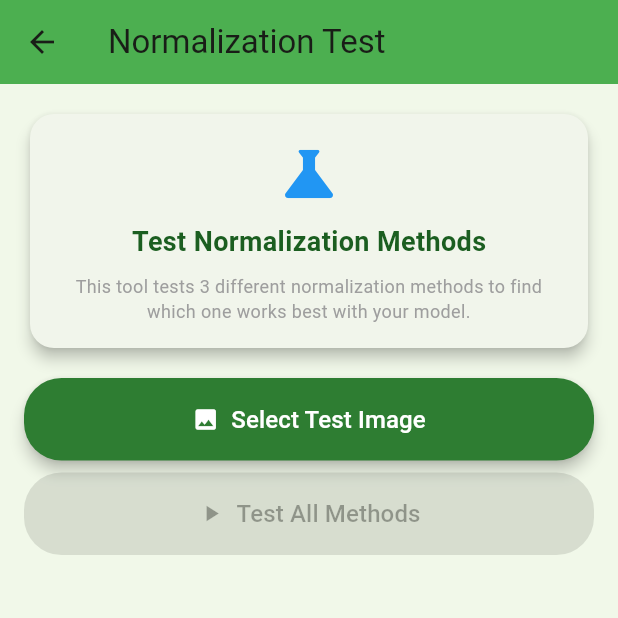
After one commit to Skyz0-x/padyyai, a Flutter app: the NormalizationTestScreen screen opened directly, on a phone screen of 412 x 824 dp, the top half of it. The commit adds this screen. Run offline on Flutter 3.47's test engine with Material 3 defaults, Android fonts, the light colour scheme and no system bars; our stand-ins replace flutter_localization, flutter_markdown, geolocator, google_sign_in, image_picker, supabase_flutter; missing offline and left inert: tflite_flutter, weather_animation; accounts and stored records are empty.

Commit message:
change AI model

```diff
--- a/lib/screens/detect_screen.dart
+++ b/lib/screens/detect_screen.dart
@@ -31,8 +31,8 @@ class _DetectScreenState extends State<DetectScreen> {
   Interpreter? _interpreter;
   List<Map<String, dynamic>> _recommendedProducts = [];
 
-  // Model configuration
-  static const String _modelPath = 'assets/model/model_unquant.tflite';
+  // Model configuration - UPDATED TO NEW MODEL
+  static const String _modelPath = 'assets/model/model.tflite';
   static const String _labelsPath = 'assets/model/labels.txt';
 
   @override
--- /dev/null
+++ b/lib/screens/normalization_test_screen.dart
@@ -0,0 +1,279 @@
+import 'dart:io';
+import 'package:flutter/material.dart';
+import 'package:image_picker/image_picker.dart';
+import '../services/disease_detection_service.dart';
+
+/// Screen to test different normalization methods and find the correct one
+class NormalizationTestScreen extends StatefulWidget {
+  const NormalizationTestScreen({super.key});
+
+  @override
+  State<NormalizationTestScreen> createState() => _NormalizationTestScreenState();
+}
+
+class _NormalizationTestScreenState extends State<NormalizationTestScreen> {
+  final _service = DiseaseDetectionService();
+  File? _image;
+  bool _isAnalyzing = false;
+  Map<String, Map<String, dynamic>> _results = {};
+
+  Future<void> _pickImage() async {
+    final picker = ImagePicker();
+    final pickedFile = await picker.pickImage(source: ImageSource.gallery);
+
+    if (pickedFile != null) {
+      setState(() {
+        _image = File(pickedFile.path);
+        _results = {};
+      });
+    }
+  }
+
+  Future<void> _testAllMethods() async {
+    if (_image == null) return;
+
+    setState(() {
+      _isAnalyzing = true;
+      _results = {};
+    });
+
+    try {
+      // Test Method 1: [0, 1]
+      print('\n${'=' * 70}');
+      print('TESTING METHOD 1: [0, 1] Normalization');
+      print('=' * 70);
+      final result1 = await _service.classify(_image!, normalizationMethod: 'method1');
+
+      // Test Method 2: [-1, 1]
+      print('\n${'=' * 70}');
+      print('TESTING METHOD 2: [-1, 1] Normalization');
+      print('=' * 70);
+      final result2 = await _service.classify(_image!, normalizationMethod: 'method2');
+
+      // Test Method 3: ImageNet
+      print('\n${'=' * 70}');
+      print('TESTING METHOD 3: ImageNet Normalization');
+      print('=' * 70);
+      final result3 = await _service.classify(_image!, normalizationMethod: 'method3');
+
+      setState(() {
+        _results = {
+          'method1': result1,
+          'method2': result2,
+          'method3': result3,
+        };
+      });
+
+      print('\n${'=' * 70}');
+      print('✅ COMPARISON COMPLETE - Check results above');
+      print('${'=' * 70}\n');
+
+    } catch (e) {
+      ScaffoldMessenger.of(context).showSnackBar(
+        SnackBar(content: Text('Error: $e')),
+      );
+    } finally {
+      setState(() => _isAnalyzing = false);
+    }
+  }
+
+  @override
+  Widget build(BuildContext context) {
+    return Scaffold(
+      appBar: AppBar(
+        title: const Text('Normalization Test'),
+        backgroundColor: Colors.green,
+      ),
+      body: SingleChildScrollView(
+        padding: const EdgeInsets.all(16),
+        child: Column(
+          crossAxisAlignment: CrossAxisAlignment.stretch,
+          children: [
+            Card(
+              child: Padding(
+                padding: const EdgeInsets.all(16),
+                child: Column(
+                  children: [
+                    const Icon(Icons.science, size: 48, color: Colors.blue),
+                    const SizedBox(height: 8),
+                    const Text(
+                      'Test Normalization Methods',
+                      style: TextStyle(fontSize: 18, fontWeight: FontWeight.bold),
+                    ),
+                    const SizedBox(height: 8),
+                    const Text(
+                      'This tool tests 3 different normalization methods to find which one works best with your model.',
+                      textAlign: TextAlign.center,
+                      style: TextStyle(fontSize: 12, color: Colors.grey),
+                    ),
+                  ],
+                ),
+              ),
+            ),
+            const SizedBox(height: 16),
+
+            if (_image != null) ...[
+              ClipRRect(
+                borderRadius: BorderRadius.circular(12),
+                child: Image.file(_image!, height: 200, fit: BoxFit.cover),
+              ),
+              const SizedBox(height: 16),
+            ],
+
+            ElevatedButton.icon(
+              onPressed: _isAnalyzing ? null : _pickImage,
+              icon: const Icon(Icons.image),
+              label: const Text('Select Test Image'),
+              style: ElevatedButton.styleFrom(
+                padding: const EdgeInsets.all(16),
+              ),
+            ),
+            const SizedBox(height: 8),
+
+            ElevatedButton.icon(
+              onPressed: (_image == null || _isAnalyzing) ? null : _testAllMethods,
+              icon: _isAnalyzing
+                  ? const SizedBox(
+                      width: 20,
+                      height: 20,
+                      child: CircularProgressIndicator(strokeWidth: 2, color: Colors.white),
+                    )
+                  : const Icon(Icons.play_arrow),
+              label: Text(_isAnalyzing ? 'Testing...' : 'Test All Methods'),
+              style: ElevatedButton.styleFrom(
+                backgroundColor: Colors.green,
+                foregroundColor: Colors.white,
+                padding: const EdgeInsets.all(16),
+              ),
+            ),
+            const SizedBox(height: 24),
+
+            if (_results.isNotEmpty) ...[
+              const Text(
+                'Results Comparison:',
+                style: TextStyle(fontSize: 18, fontWeight: FontWeight.bold),
+              ),
+              const SizedBox(height: 8),
+
+              _buildResultCard(
+                'Method 1: [0, 1]',
+                'Divide by 255',
+                _results['method1']!,
+                Colors.blue,
+              ),
+              _buildResultCard(
+                'Method 2: [-1, 1]',
+                '(x - 127.5) / 127.5',
+                _results['method2']!,
+                Colors.orange,
+              ),
+              _buildResultCard(
+                'Method 3: ImageNet',
+                'Mean/Std normalization',
+                _results['method3']!,
+                Colors.purple,
+              ),
+
+              const SizedBox(height: 16),
+              Card(
+                color: Colors.green.shade50,
+                child: Padding(
+                  padding: const EdgeInsets.all(16),
+                  child: Column(
+                    crossAxisAlignment: CrossAxisAlignment.start,
+                    children: [
+                      const Row(
+                        children: [
+                          Icon(Icons.lightbulb, color: Colors.orange),
+                          SizedBox(width: 8),
+                          Text(
+                            'How to Choose:',
+                            style: TextStyle(fontWeight: FontWeight.bold),
+                          ),
+                        ],
+                      ),
+                      const SizedBox(height: 8),
+                      const Text(
+                        '1. Look for the HIGHEST confidence score\n'
+                        '2. Check if the prediction makes sense\n'
+                        '3. Test with 3-5 different images\n'
+                        '4. Use the method that consistently gives best results',
+                        style: TextStyle(fontSize: 12),
+                      ),
+                    ],
+                  ),
+                ),
+              ),
+            ],
+          ],
+        ),
+      ),
+    );
+  }
+
+  Widget _buildResultCard(String title, String formula, Map<String, dynamic> result, Color color) {
+    final confidence = (result['confidence'] as double) * 100;
+    final label = result['label'] as String;
+
+    return Card(
+      margin: const EdgeInsets.only(bottom: 12),
+      elevation: 2,
+      child: Padding(
+        padding: const EdgeInsets.all(16),
+        child: Column(
+          crossAxisAlignment: CrossAxisAlignment.start,
+          children: [
+            Row(
+              children: [
+                Container(
+                  width: 4,
+                  height: 40,
+                  color: color,
+                ),
+                const SizedBox(width: 12),
+                Expanded(
+                  child: Column(
+                    crossAxisAlignment: CrossAxisAlignment.start,
+                    children: [
+                      Text(
+                        title,
+                        style: TextStyle(
+                          fontWeight: FontWeight.bold,
+                          fontSize: 16,
+                          color: color,
+                        ),
+                      ),
+                      Text(
+                        formula,
+                        style: const TextStyle(fontSize: 11, color: Colors.grey),
+                      ),
+                    ],
+                  ),
+                ),
+                Container(
+                  padding: const EdgeInsets.symmetric(horizontal: 12, vertical: 6),
+                  decoration: BoxDecoration(
+                    color: color.withOpacity(0.1),
+                    borderRadius: BorderRadius.circular(20),
+                  ),
+                  child: Text(
+                    '${confidence.toStringAsFixed(1)}%',
+                    style: TextStyle(
+                      fontWeight: FontWeight.bold,
+                      color: color,
+                    ),
+                  ),
+                ),
+              ],
+            ),
+            const SizedBox(height: 8),
+            Text(
+              'Prediction: $label',
+              style: const TextStyle(fontSize: 14),
+            ),
+          ],
+        ),
+      ),
+    );
+  }
+}
--- a/pubspec.yaml
+++ b/pubspec.yaml
@@ -102,6 +102,7 @@ flutter:
 
   # To add assets to your application, add an assets section, like this:
   assets:
+    - assets/model/model.tflite
     - assets/model/model_unquant.tflite
     - assets/model/labels.txt
     - assets/images/
```
Also changed, not shown: lib/services/disease_detection_service.dart (+103 -23 lines), lib/services/model_diagnostic.dart (added, +137 -0 lines), 1 other file.
